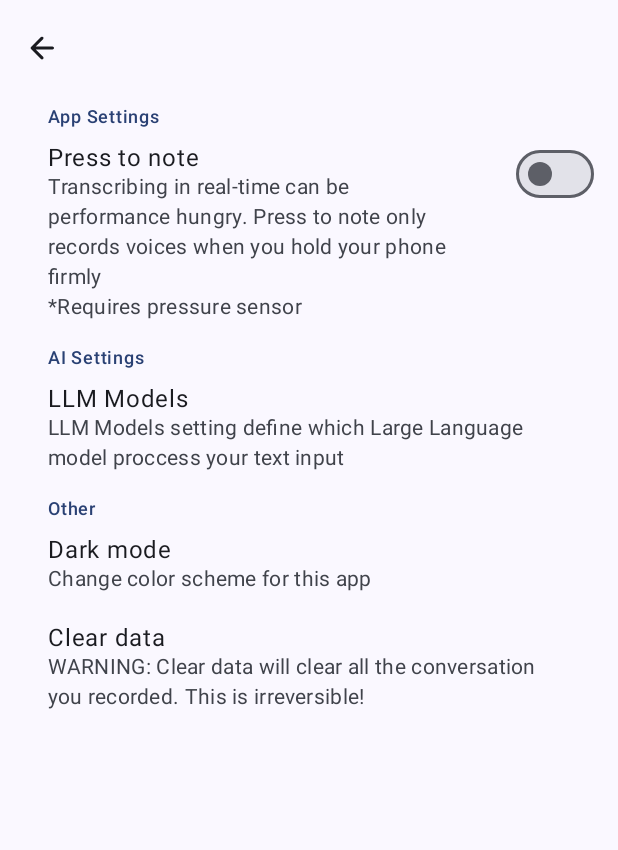
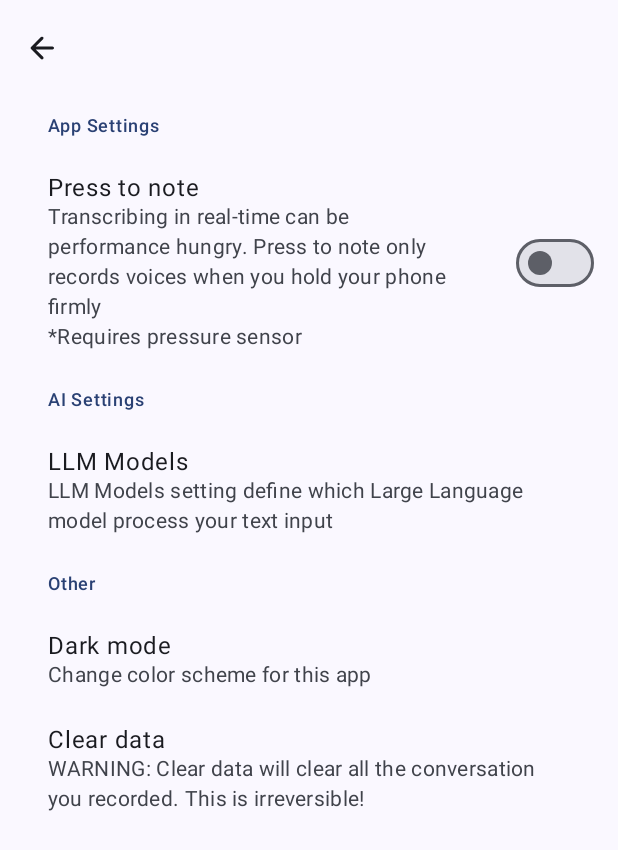
Before and after one commit to PL7963/NoteUltra, an Android app built with Jetpack Compose: the SettingsActivity screen opened directly, with no data from a screen before it, on a phone screen of 412 x 824 dp. Shown: the top 850 px of the screen. Run offline under Robolectric (Android 15) with nearby library versions, the phone set to English and light mode, and no system bars.

Commit message:
UI: Improve Setting page

```diff
--- a/app/src/main/java/com/coolkie/noteultra/ui/Settings.kt
+++ b/app/src/main/java/com/coolkie/noteultra/ui/Settings.kt
@@ -19,6 +19,7 @@ import androidx.compose.material3.Switch
 import androidx.compose.material3.Text
 import androidx.compose.material3.TopAppBar
 import androidx.compose.runtime.Composable
+import androidx.compose.ui.Alignment
 import androidx.compose.ui.Modifier
 import androidx.compose.ui.res.painterResource
 import androidx.compose.ui.unit.dp
@@ -65,7 +66,7 @@ class SettingsActivity : ComponentActivity() {
             SettingCategory("AI Settings")
             DialogOption(
               "LLM Models",
-              "LLM Models setting define which Large Language model proccess your text input"
+              "LLM Models setting define which Large Language model process your text input"
             )
             SettingCategory("Other")
             DialogOption(
@@ -87,8 +88,7 @@ class SettingsActivity : ComponentActivity() {
 fun SettingCategory(text: String) {
   Text(
     modifier = Modifier
-      .padding(top = 6.dp)
-      .padding(horizontal = 32.dp),
+      .padding(horizontal = 32.dp, vertical = 12.dp),
     style = MaterialTheme.typography.labelMedium,
     color = MaterialTheme.colorScheme.primary,
     text = text
@@ -98,14 +98,14 @@ fun SettingCategory(text: String) {
 @Composable
 fun SwitchOption(title: String, subtitle: String, boolean: Boolean) {
   Row(
+    verticalAlignment = Alignment.CenterVertically,
     modifier = Modifier
       .fillMaxWidth()
-      .padding(vertical = 6.dp)
       .clickable {}
   ) {
     Column(
       modifier = Modifier
-        .padding(horizontal = 32.dp, vertical = 4.dp)
+        .padding(horizontal = 32.dp, vertical = 12.dp)
         .weight(1f)
     ) {
       Text(
@@ -131,14 +131,14 @@ fun SwitchOption(title: String, subtitle: String, boolean: Boolean) {
 @Composable
 fun DialogOption(title: String, subtitle: String) {
   Box(
+    contentAlignment = Alignment.CenterStart,
     modifier = Modifier
       .fillMaxWidth()
-      .padding(vertical = 6.dp)
       .clickable {}
   ) {
     Column(
       modifier = Modifier
-        .padding(horizontal = 32.dp, vertical = 4.dp)
+        .padding(horizontal = 32.dp, vertical = 12.dp)
     ) {
       Text(
         style = MaterialTheme.typography.bodyLarge,
```
